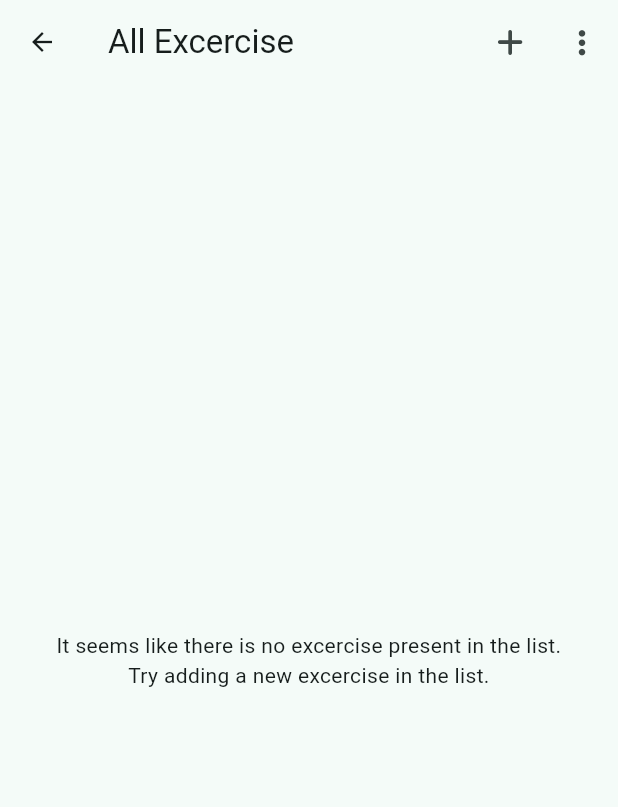
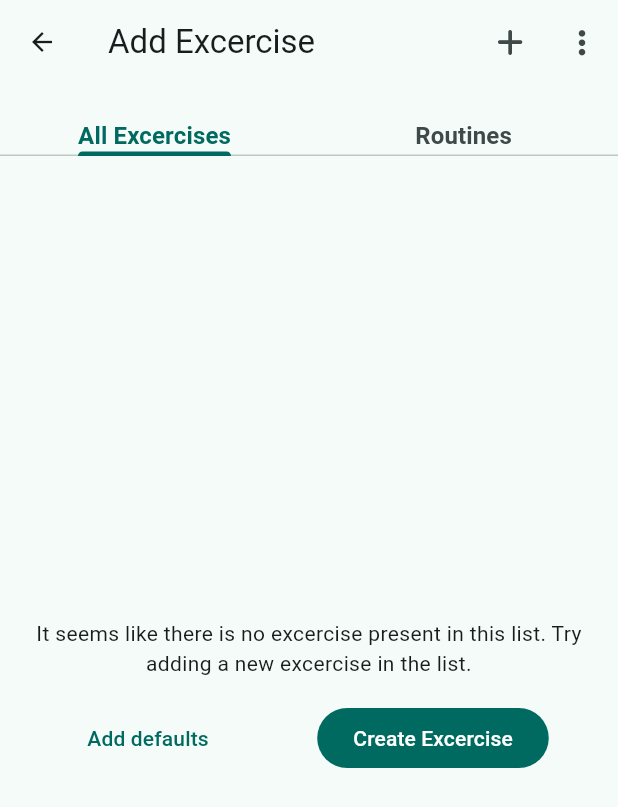
Before and after one commit to rahulob/gym_logger, a Flutter app: the screen it shows after launch, after a tap on "Add Excercise", on a phone screen of 412 x 824 dp. Shown: the top 807 px of the screen. Run offline on Flutter 3.47's test engine with Material 2 defaults, Android fonts, the phone set to English and light mode, and no system bars; our stand-ins replace font_awesome_flutter, hive_flutter, sqflite; accounts and stored records are empty.

Commit message:
- Created Tabview for all excercises and routines in the add excercise page - Fixed some bugs for creating and editting the excercises - Added one more setting to confirm before deleting a excercise

```diff
--- /dev/null
+++ b/lib/components/routines.dart
@@ -0,0 +1,15 @@
+import 'package:flutter/material.dart';
+
+class Routines extends StatefulWidget {
+  const Routines({super.key});
+
+  @override
+  State<Routines> createState() => _RoutinesState();
+}
+
+class _RoutinesState extends State<Routines> {
+  @override
+  Widget build(BuildContext context) {
+    return const Placeholder();
+  }
+}
--- a/lib/models/database/excercise_db_model.dart
+++ b/lib/models/database/excercise_db_model.dart
@@ -40,7 +40,7 @@ class ExcerciseDBModel {
             $columnName TEXT NOT NULL,
             $columnDescription TEXT,
             $columnCategory TEXT,
-            $columnWeightUnits TEXT
+            $columnWeightUnits TEXT,
             $columnWeightType TEXT
           )
         ''');
@@ -86,95 +86,46 @@ class ExcerciseDBModel {
   }
 }
 
-// final defaultExcercises = [
-//   ExcerciseData(
-//     name: 'Bench Press',
-//     description:
-//         'Lie flat on a bench and grip the barbell slightly wider than shoulder-width. Lower the barbell to your chest and push it back up.',
-//     category: 'chest',
-//   ),
-//   ExcerciseData(
-//     name: 'Push-ups',
-//     description:
-//         'Assume a plank position with your hands shoulder-width apart. Lower your body until your chest nearly touches the ground and push back up.',
-//     category: 'chest',
-//   ),
-//   ExcerciseData(
-//     name: 'Dumbbell Flyes',
-//     description:
-//         'Lie on a flat bench with dumbbells in each hand. Extend your arms out to the sides and bring them back up, squeezing your chest.',
-//     category: 'chest',
-//   ),
-//   ExcerciseData(
-//     name: 'Squats',
-//     description:
-//         'Stand with feet shoulder-width apart. Bend your knees and lower your body as if sitting down, then stand back up.',
-//     category: 'legs',
-//   ),
-//   ExcerciseData(
-//     name: 'Lunges',
-//     description:
-//         'Step forward with one leg and lower your body until both knees are bent at 90 degrees. Push off the front foot to return to the starting position.',
-//     category: 'legs',
-//   ),
-//   ExcerciseData(
-//     name: 'Deadlifts',
-//     description:
-//         'Stand with feet shoulder-width apart, bend at the hips, and grip a barbell. Lift the barbell while keeping your back straight.',
-//     category: 'legs',
-//   ),
-//   ExcerciseData(
-//     name: 'Pull-ups',
-//     description:
-//         'Hang from a bar with your palms facing away. Pull your body up until your chin clears the bar, then lower back down.',
-//     category: 'back',
-//   ),
-//   ExcerciseData(
-//     name: 'Bent-over Rows',
-//     description:
-//         'Bend forward at the hips with a barbell in hand. Pull the barbell towards your stomach, squeezing your back muscles.',
-//     category: 'back',
-//   ),
-//   ExcerciseData(
-//     name: 'Reverse Flyes',
-//     description:
-//         'Bend forward with dumbbells in hand. Raise the dumbbells out to the sides, squeezing your shoulder blades together.',
-//     category: 'back',
-//   ),
-//   ExcerciseData(
-//     name: 'Overhead Press',
-//     description:
-//         'Stand with feet shoulder-width apart and a barbell at shoulder height. Press the barbell overhead until your arms are straight.',
-//     category: 'shoulders',
-//   ),
-//   ExcerciseData(
-//     name: 'Arnold Press',
-//     description:
-//         'Sit on a bench with dumbbells at shoulder height. Rotate your palms as you press the dumbbells overhead.',
-//     category: 'shoulders',
-//   ),
-//   ExcerciseData(
-//     name: 'Lateral Raises',
-//     description:
-//         'Stand with dumbbells at your sides. Raise the dumbbells out to the sides until they are parallel to the ground.',
-//     category: 'shoulders',
-//   ),
-//   ExcerciseData(
-//     name: 'Bicep Curls',
-//     description:
-//         'Stand with dumbbells at your sides. Curl the dumbbells up towards your shoulders, squeezing your biceps.',
-//     category: 'biceps',
-//   ),
-//   ExcerciseData(
-//     name: 'Tricep Dips',
-//     description:
-//         'Sit on a bench and place your hands on the edge. Lower your body down and then push back up using your triceps.',
-//     category: 'triceps',
-//   ),
-//   ExcerciseData(
-//     name: 'Hammer Curls',
-//     description:
-//         'Stand with dumbbells at your sides, palms facing your body. Curl the dumbbells up towards your shoulders.',
-//     category: 'biceps',
-//   )
-// ];
+final defaultExcercises = [
+  ExcerciseData(
+    name: 'Bench Press',
+    description: 'Flat bench barbell press',
+    category: 'chest',
+    weightUnits: 'kg',
+    weightType: 'reps',
+  ),
+  ExcerciseData(
+    name: 'Incline Bench Press',
+    description: 'Incline barbell press for upper chest',
+    category: 'chest',
+    weightUnits: 'kg',
+    weightType: 'reps',
+  ),
+  ExcerciseData(
+    name: 'Decline Bench Press',
+    description: 'Decline bench barbell press for lower chest',
+    category: 'chest',
+    weightUnits: 'kg',
+    weightType: 'reps',
+  ),
+  ExcerciseData(
+    name: 'Cable crossover',
+    category: 'chest',
+    weightUnits: 'kg',
+    weightType: 'reps',
+  ),
+  ExcerciseData(
+    name: 'Dumbbell Press',
+    description: 'Flat bench dumbell press',
+    category: 'chest',
+    weightUnits: 'kg',
+    weightType: 'reps',
+  ),
+  ExcerciseData(
+    name: 'Incline dumbbell Press',
+    description: 'Incline bench dumbbell press for upper chest',
+    category: 'chest',
+    weightUnits: 'kg',
+    weightType: 'reps',
+  ),
+];
--- a/lib/models/excercise_data_model.dart
+++ b/lib/models/excercise_data_model.dart
@@ -24,7 +24,7 @@ class ExcerciseData {
       ExcerciseDBModel.columnDescription: description,
       ExcerciseDBModel.columnCategory: category,
       ExcerciseDBModel.columnWeightUnits: weightUnits,
-      ExcerciseDBModel.columnWeightType: weightUnits,
+      ExcerciseDBModel.columnWeightType: weightType,
     };
   }
 }
--- a/lib/screens/add_excercise_screen.dart
+++ b/lib/screens/add_excercise_screen.dart
@@ -2,6 +2,9 @@ import 'package:flutter/material.dart';
 import 'package:font_awesome_flutter/font_awesome_flutter.dart';
 import 'package:gym_logger/components/center_text.dart';
 import 'package:gym_logger/components/excercise_card.dart';
+import 'package:gym_logger/components/routines.dart';
+import 'package:gym_logger/components/subtitle_text.dart';
+import 'package:gym_logger/components/title_text.dart';
 import 'package:gym_logger/models/database/excercise_db_model.dart';
 import 'package:gym_logger/models/excercise_data_model.dart';
 import 'package:gym_logger/screens/create_excercise_screen.dart';
@@ -18,30 +21,64 @@ class _AddExcerciseScreenState extends State<AddExcerciseScreen> {
 
   @override
   Widget build(BuildContext context) {
-    return Scaffold(
+    return DefaultTabController(
+      length: 2,
+      child: Scaffold(
         appBar: AppBar(
-        title: const Text('All Excercise'),
+          title: const Text('Add Excercise'),
           actions: _actions(),
+          bottom: const TabBar(
+            tabs: [
+              TitleText('All Excercises'),
+              TitleText('Routines'),
+            ],
+          ),
         ),
         body: Padding(
           padding: const EdgeInsets.all(16),
-        child: FutureBuilder<List<ExcerciseData>>(
+          child: TabBarView(
+            children: [
+              _body(),
+              const Routines(),
+            ],
+          ),
+        ),
+      ),
+    );
+  }
+
+  // Future builder for the body
+  _body() {
+    return FutureBuilder<List<ExcerciseData>>(
       future: _dbModel.getExcerciseDataList,
       builder: (context, snapshot) {
         if (snapshot.connectionState == ConnectionState.waiting) {
-              return const CircularProgressIndicator();
+          return const Center(child: CircularProgressIndicator());
         } else if (snapshot.hasError) {
           return Text('Error: ${snapshot.error}');
         } else {
           final list = snapshot.data;
           if (list!.isEmpty) {
-                return const Padding(
-                  padding: EdgeInsets.all(16),
+            return Center(
               child: Column(
                 mainAxisAlignment: MainAxisAlignment.center,
                 children: [
-                      CenterText(
-                        'It seems like there is no excercise present in the list. Try adding a new excercise in the list.',
+                  const CenterText(
+                    'It seems like there is no excercise present in this list. Try adding a new excercise in the list.',
+                  ),
+                  const SizedBox(height: 16),
+                  Row(
+                    mainAxisAlignment: MainAxisAlignment.spaceAround,
+                    children: [
+                      TextButton(
+                        onPressed: _addDefaultExcercises,
+                        child: const Text('Add defaults'),
+                      ),
+                      FilledButton(
+                        onPressed: _createExcerciseScreen,
+                        child: const Text('Create Excercise'),
+                      ),
+                    ],
                   ),
                 ],
               ),
@@ -59,22 +96,14 @@ class _AddExcerciseScreenState extends State<AddExcerciseScreen> {
           );
         }
       },
-        ),
-      ),
     );
   }
 
+  // Actions present in the app bar
   List<Widget>? _actions() {
     return [
       IconButton(
-        onPressed: () => Navigator.push(
-          context,
-          MaterialPageRoute(
-            builder: (context) => CreateExcerciseScreen(
-              updateParent: () => setState(() {}),
-            ),
-          ),
-        ),
+        onPressed: _createExcerciseScreen,
         icon: const Icon(FontAwesomeIcons.plus),
       ),
       IconButton(
@@ -87,4 +116,45 @@ class _AddExcerciseScreenState extends State<AddExcerciseScreen> {
       ),
     ];
   }
+
+  // push to create excercise screen
+  void _createExcerciseScreen() {
+    Navigator.push(
+      context,
+      MaterialPageRoute(
+        builder: (context) => CreateExcerciseScreen(
+          updateParent: () => setState(() {}),
+        ),
+      ),
+    );
   }
+
+  // add my favorite excercises to the empty list
+  _addDefaultExcercises() {
+    return showDialog(
+      context: context,
+      builder: (context) => AlertDialog(
+        title: const TitleText('Are you sure?'),
+        content: const SubtitleText(
+          'This will add the favourite excercises of the developer to the list.',
+        ),
+        actions: [
+          TextButton(
+            onPressed: () => Navigator.pop(context),
+            child: const Text('Cancel'),
+          ),
+          TextButton(
+            onPressed: () {
+              for (var data in defaultExcercises) {
+                _dbModel.insertExcerciseData(data);
+              }
+              setState(() {});
+              Navigator.pop(context);
+            },
+            child: const Text('Yes'),
+          ),
+        ],
+      ),
+    );
+  }
+}
```
Also changed, not shown: lib/components/excercise_card.dart (+44 -13 lines), lib/components/my_toggle.dart (added, +48 -0 lines), lib/models/preferences_model.dart (+10 -1 lines), lib/screens/create_excercise_screen.dart (+7 -7 lines), lib/screens/settings_screen.dart (+8 -0 lines), lib/components/my_dialog.dart (added). Lines whose indentation alone changed are shown as unchanged.
